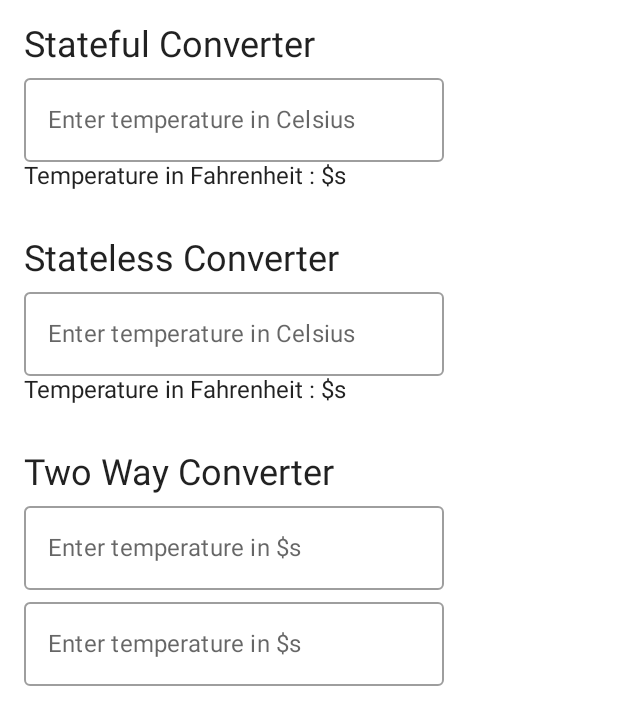
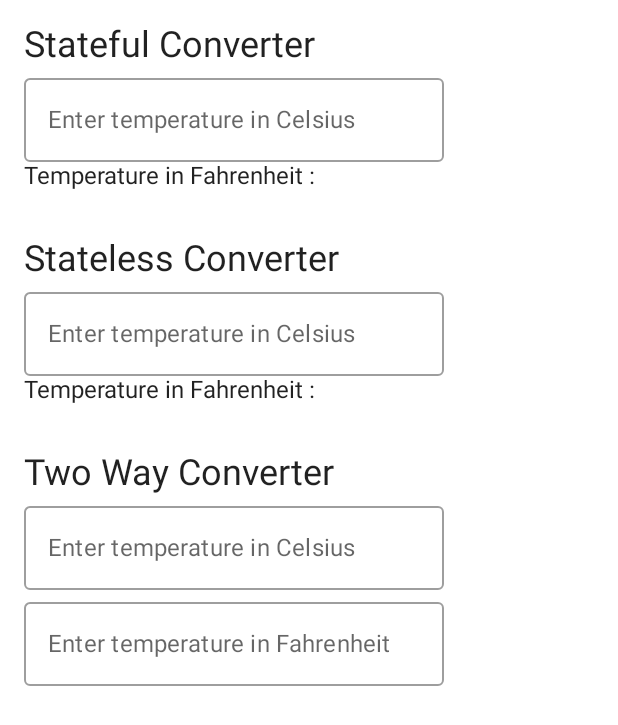
Before and after one commit to dicodingacademy/a445-jetpack-compose-labs, an Android app built with Jetpack Compose: the screen it shows after launch (MainActivity), on a phone screen of 412 x 824 dp. Shown: the top 725 px of the screen. Run offline under Robolectric (Android 15) with nearby library versions, the phone set to English and light mode, and no system bars.

Commit message:
fix version and string param

```diff
--- a/state-pada-compose/MyTemperatureConverter/app/build.gradle
+++ b/state-pada-compose/MyTemperatureConverter/app/build.gradle
@@ -47,7 +47,7 @@ android {
 
 dependencies {
 
-    implementation 'androidx.core:core-ktx:1.9.0'
+    implementation 'androidx.core:core-ktx:1.7.0'
     implementation "androidx.compose.ui:ui:$compose_version"
     implementation "androidx.compose.material:material:$compose_version"
     implementation "androidx.compose.ui:ui-tooling-preview:$compose_version"
--- a/state-pada-compose/MyTemperatureConverter/app/src/main/res/values/strings.xml
+++ b/state-pada-compose/MyTemperatureConverter/app/src/main/res/values/strings.xml
@@ -4,6 +4,6 @@
     <string name="stateless_converter">Stateless Converter</string>
     <string name="two_way_converter">Two Way Converter</string>
     <string name="enter_celsius">Enter temperature in Celsius</string>
-    <string name="temperature_fahrenheit">Temperature in Fahrenheit : $s</string>
-    <string name="enter_temperature">Enter temperature in $s</string>
+    <string name="temperature_fahrenheit">Temperature in Fahrenheit : %s</string>
+    <string name="enter_temperature">Enter temperature in %s</string>
 </resources>
--- a/state-pada-compose/MyTemperatureConverter/build.gradle
+++ b/state-pada-compose/MyTemperatureConverter/build.gradle
@@ -9,7 +9,7 @@ buildscript {
 plugins {
     id 'com.android.application' version '7.2.1' apply false
     id 'com.android.library' version '7.2.1' apply false
-    id 'org.jetbrains.kotlin.android' version '1.7.10' apply false
+    id 'org.jetbrains.kotlin.android' version '1.7.0' apply false
 }
 
 task clean(type: Delete) {
```
